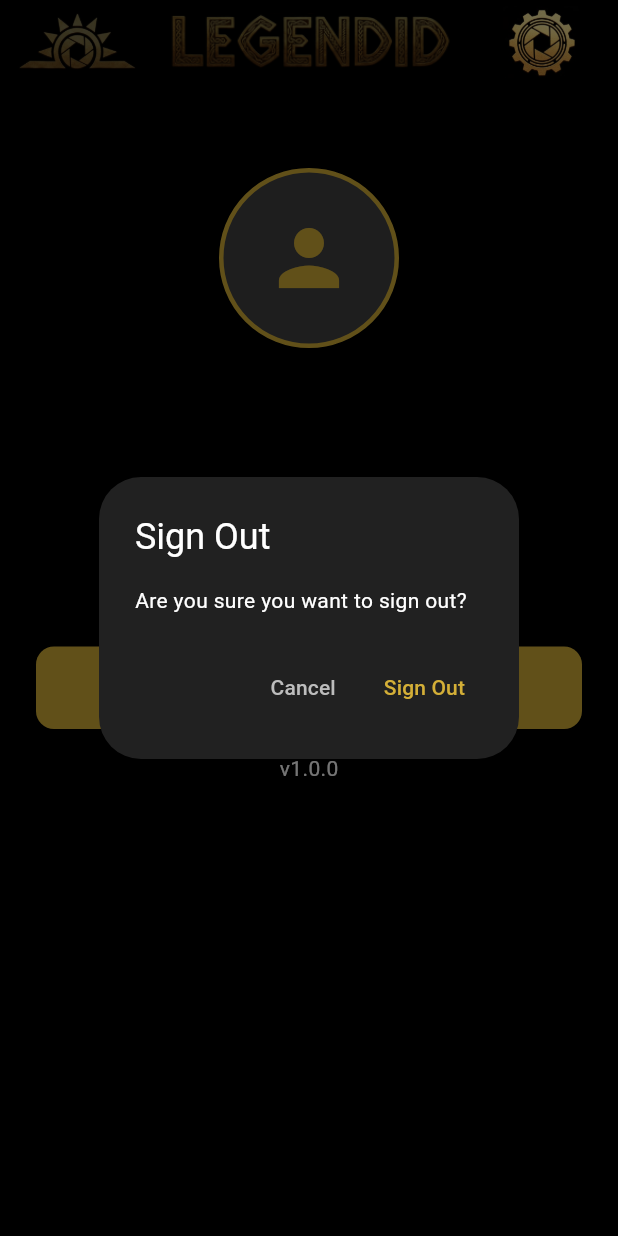
After one commit to LenSuur/latergram, a Flutter app: the ProfileScreen screen opened by its route, after a tap on "Sign Out", on a phone screen of 412 x 824 dp. The commit adds this screen. Run offline on Flutter 3.47's test engine with Material 3 defaults, Android fonts, the phone set to English and light mode, and no system bars; our stand-ins replace cloud_firestore, firebase_auth, firebase_core, firebase_storage, go_router, image_picker and 1 more; accounts and stored records are empty; generated files the repository leaves out were written again.

Commit message:
Profile screen, version added

```diff
--- a/lib/core/constants/app_constants.dart
+++ b/lib/core/constants/app_constants.dart
@@ -1,5 +1,4 @@
 class AppConstants {
   static const String appName = 'Legendid';
   static const String appTagline = 'Klõps!';
-  static const String appVersion = '1.0.0';
 }
--- a/lib/core/router/app_router.dart
+++ b/lib/core/router/app_router.dart
@@ -4,6 +4,7 @@ import '../../features/auth/presentation/screens/login_screen.dart';
 import '../../features/auth/presentation/screens/signup_screen.dart';
 import '../../features/gallery/presentation/screens/gallery_screen.dart';
 import '../../features/home/presentation/screens/home_screen.dart';
+import '../../features/profile/presentation/screens/profile_screen.dart';
 import '../../features/reflection/data/models/reflection_model.dart';
 import '../../features/reflection/presentation/screens/draft_reflection_screen.dart';
 import '../../features/reflection/presentation/screens/reflection_detail_screen.dart';
@@ -47,23 +48,7 @@ class AppRouter {
       GoRoute(
         path: '/profile',
         name: 'profile',
-        builder: (context, state) => Scaffold(
-          backgroundColor: Colors.black,
-          appBar: AppBar(
-            backgroundColor: Colors.black,
-            leading: IconButton(
-              icon: Icon(Icons.arrow_back, color: Colors.white),
-              onPressed: () => context.go('/home'),
-            ),
-            title: Text('Profile', style: TextStyle(color: Colors.white)),
-          ),
-          body: Center(
-            child: Text(
-              'Profile - Coming Soon',
-              style: TextStyle(color: Colors.white, fontSize: 24),
-            ),
-          ),
-        ),
+        builder: (context, state) => const ProfileScreen(),
       ),
 
       GoRoute(
@@ -93,7 +78,6 @@ class AppRouter {
           return ReflectionDetailScreen(reflection: reflection);
         },
       ),
-
     ],
   );
 }
--- /dev/null
+++ b/lib/features/profile/presentation/screens/profile_screen.dart
@@ -0,0 +1,191 @@
+import 'package:flutter/material.dart';
+import 'package:go_router/go_router.dart';
+import 'package:cloud_firestore/cloud_firestore.dart';
+import '../../../../main.dart';
+import '../../../../shared/services/auth_service.dart';
+import '../../../../shared/widgets/main_app_bar.dart';
+
+class ProfileScreen extends StatefulWidget {
+  const ProfileScreen({super.key});
+
+  @override
+  State<ProfileScreen> createState() => _ProfileScreenState();
+}
+
+class _ProfileScreenState extends State<ProfileScreen> {
+  final AuthService _authService = AuthService();
+
+  String _userName = '';
+  String _userEmail = '';
+  bool _isLoading = true;
+
+  @override
+  void initState() {
+    super.initState();
+    _loadUserData();
+  }
+
+  Future<void> _loadUserData() async {
+    final user = _authService.currentUser;
+    if (user == null) {
+      // Not logged in - shouldn't happen
+      if (mounted) context.go('/login');
+      return;
+    }
+
+    try {
+      // Get user data from Firestore
+      final userDoc = await FirebaseFirestore.instance
+          .collection('users')
+          .doc(user.uid)
+          .get();
+
+      final userName = userDoc.data()?['name'] ?? 'Unknown';
+      final userEmail = user.email ?? 'No email';
+
+      setState(() {
+        _userName = userName;
+        _userEmail = userEmail;
+        _isLoading = false;
+      });
+    } catch (e) {
+      print('Error loading user data: $e');
+      setState(() => _isLoading = false);
+    }
+  }
+
+  Future<void> _handleSignOut() async {
+    // Show confirmation dialog
+    final shouldSignOut = await showDialog<bool>(
+      context: context,
+      builder: (context) => AlertDialog(
+        backgroundColor: Colors.grey[900],
+        title: Text(
+          'Sign Out',
+          style: TextStyle(color: Colors.white),
+        ),
+        content: Text(
+          'Are you sure you want to sign out?',
+          style: TextStyle(color: Colors.white),
+        ),
+        actions: [
+          TextButton(
+            onPressed: () => Navigator.of(context).pop(false),
+            child: Text(
+              'Cancel',
+              style: TextStyle(color: Colors.grey[400]),
+            ),
+          ),
+          TextButton(
+            onPressed: () => Navigator.of(context).pop(true),
+            child: Text(
+              'Sign Out',
+              style: TextStyle(color: Theme.of(context).colorScheme.primary),
+            ),
+          ),
+        ],
+      ),
+    );
+
+    if (shouldSignOut == true) {
+      await _authService.signOut();
+      if (mounted) {
+        context.go('/login');
+      }
+    }
+  }
+
+  @override
+  Widget build(BuildContext context) {
+    return Scaffold(
+      appBar: MainAppBar(currentRoute: '/profile'),
+      body: _isLoading
+          ? Center(
+        child: CircularProgressIndicator(
+          color: Theme.of(context).colorScheme.primary,
+        ),
+      )
+          : SingleChildScrollView(
+        padding: EdgeInsets.all(24),
+        child: Column(
+          crossAxisAlignment: CrossAxisAlignment.center,
+          children: [
+            SizedBox(height: 32),
+
+            // Profile icon
+            Container(
+              width: 120,
+              height: 120,
+              decoration: BoxDecoration(
+                color: Colors.grey[800],
+                shape: BoxShape.circle,
+                border: Border.all(
+                  color: Theme.of(context).colorScheme.primary,
+                  width: 3,
+                ),
+              ),
+              child: Icon(
+                Icons.person,
+                size: 60,
+                color: Theme.of(context).colorScheme.primary,
+              ),
+            ),
+
+            SizedBox(height: 32),
+
+            // User name
+            Text(
+              _userName,
+              style: TextStyle(
+                color: Theme.of(context).colorScheme.primary,
+                fontSize: 28,
+                fontWeight: FontWeight.bold,
+              ),
+              textAlign: TextAlign.center,
+            ),
+
+            SizedBox(height: 8),
+
+            // Email
+            Text(
+              _userEmail,
+              style: TextStyle(
+                color: Colors.grey[400],
+                fontSize: 16,
+              ),
+              textAlign: TextAlign.center,
+            ),
+
+            SizedBox(height: 48),
+
+            SizedBox(height: 48),
+
+            // Sign out button
+            SizedBox(
+              width: double.infinity,
+              child: ElevatedButton.icon(
+                onPressed: _handleSignOut,
+                icon: Icon(Icons.logout),
+                label: Text(
+                  'Sign Out',
+                  style: TextStyle(
+                    fontSize: 16,
+                    fontWeight: FontWeight.bold,
+                  ),
+                ),
+                style: ElevatedButton.styleFrom(
+                  padding: EdgeInsets.symmetric(vertical: 16),
+                ),
+              ),
+            ),
+
+            SizedBox(height: 16),
+
+            // App version
+            Text('v$appVersion'),
+          ],
+        ),
+      ),
+    );
+  }
+}
--- a/lib/features/splash/presentation/screens/splash_screens.dart
+++ b/lib/features/splash/presentation/screens/splash_screens.dart
@@ -1,8 +1,7 @@
 import 'package:flutter/material.dart';
 import 'package:go_router/go_router.dart';
 import 'package:latergram/shared/services/auth_service.dart';
-
-import '../../../../core/constants/app_constants.dart';
+import '../../../../main.dart';
 
 class SplashScreen extends StatefulWidget {
   const SplashScreen({super.key});
@@ -13,7 +12,6 @@ class SplashScreen extends StatefulWidget {
 
 class _SplashScreenState extends State<SplashScreen> {
   final AuthService _authService = AuthService();
-  String _version = '';
 
   @override
   void initState() {
@@ -55,10 +53,7 @@ class _SplashScreenState extends State<SplashScreen> {
 
           Padding(
             padding: const EdgeInsets.only(bottom: 32.0),
-            child: Text(
-              'v${AppConstants.appVersion}',
-              style: TextStyle(fontSize: 14, color: Colors.grey[600]),
-            ),
+            child: Text('v$appVersion'),
           ),
         ],
       ),
--- a/lib/main.dart
+++ b/lib/main.dart
@@ -4,9 +4,15 @@ import 'package:latergram/core/router/app_router.dart';
 import 'package:latergram/core/theme/app_theme.dart';
 import 'package:latergram/firebase_options.dart';
 import 'core/constants/app_constants.dart';
+import 'package:package_info_plus/package_info_plus.dart';
+
+late final String appVersion;
 
 void main() async {
   WidgetsFlutterBinding.ensureInitialized();
+
+  final packageInfo = await PackageInfo.fromPlatform();
+  appVersion = packageInfo.version;
 
   await Firebase.initializeApp(
     options: DefaultFirebaseOptions.currentPlatform,
--- a/lib/shared/services/reflection_service.dart
+++ b/lib/shared/services/reflection_service.dart
@@ -59,7 +59,7 @@ class ReflectionService {
       final querySnapshot = await _firestore
           .collection('reflections')
           .where('userId', isEqualTo: userId)
-          .orderBy('year', descending: false) // Ascending: 2021 -> 2025
+          .orderBy('year', descending: false)
           .get();
 
       return querySnapshot.docs
--- a/pubspec.yaml
+++ b/pubspec.yaml
@@ -55,6 +55,7 @@ dependencies:
   video_player: ^2.10.1
   firebase_messaging: ^16.1.0
   firebase_storage: ^13.0.5
+  package_info_plus: ^9.0.0
 
 dev_dependencies:
   build_runner: ^2.10.4
```
Also changed, not shown: pubspec.lock.
